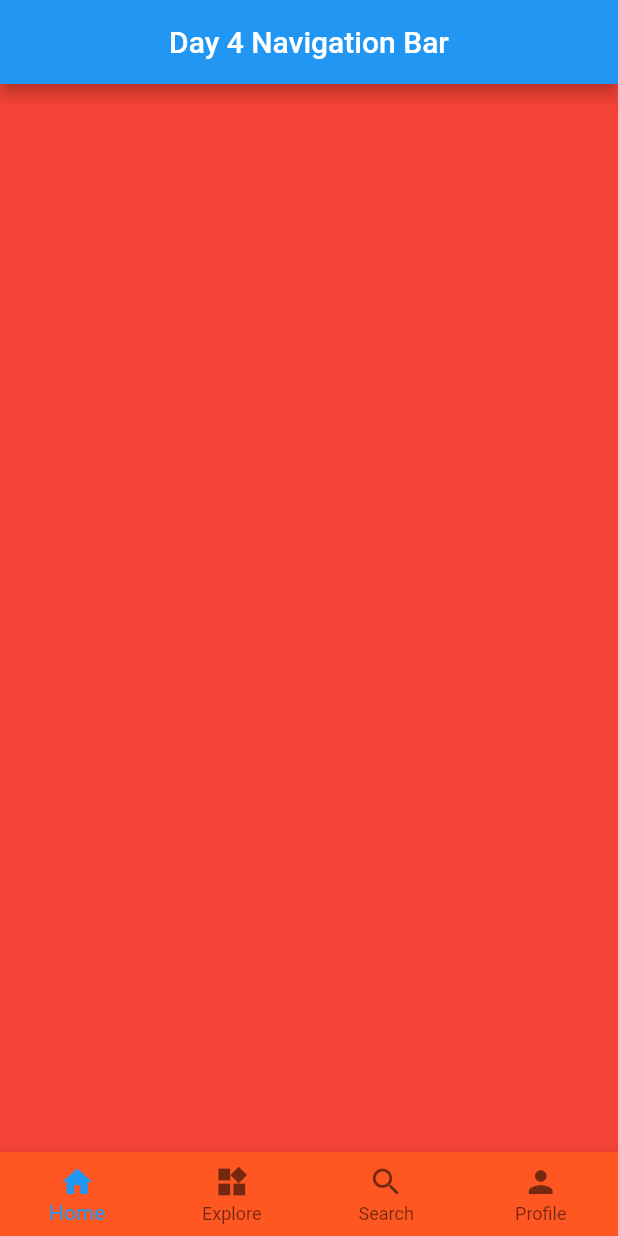
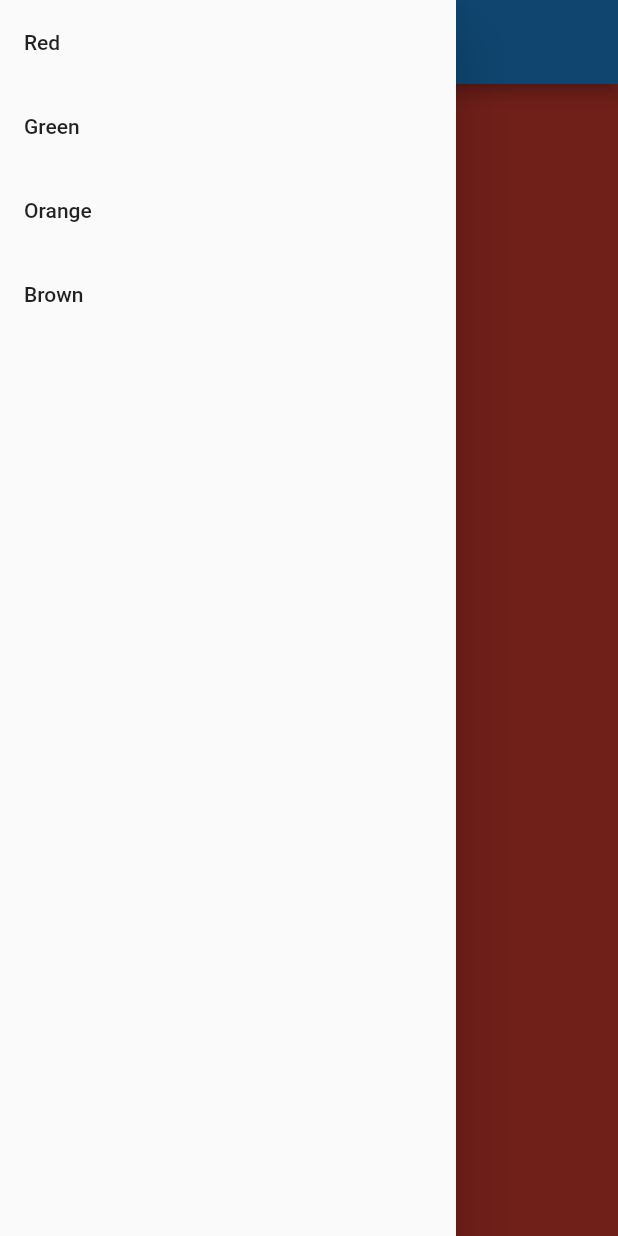
Before and after one commit to Zeeshan-progs/100DaysOfFlutter, a Flutter app: the screen it shows after launch, with the side drawer open (before the commit the screen has no drawer), on a phone screen of 412 x 824 dp. Run offline on Flutter 3.47's test engine with Material 2 defaults, Android fonts, the phone set to English and light mode, and no system bars; our stand-ins replace google_fonts.

Commit message:
100 Days Of Flutter update

```diff
--- a/lib/Day4/NewNavigation.dart
+++ b/lib/Day4/NewNavigation.dart
@@ -25,8 +25,9 @@ class _NewNavigationState extends State<NewNavigation> {
       body: pages[clicked],
       bottomNavigationBar: BottomNavigationBar(
         currentIndex: clicked,
-        type: BottomNavigationBarType.fixed,
-        backgroundColor: Colors.deepOrange,
+        type: BottomNavigationBarType.shifting,
+//        type: BottomNavigationBarType.fixed,
+//        backgroundColor: Colors.greenAccent,
         onTap: (index) {
           setState(() {
             clicked = index;
--- /dev/null
+++ b/lib/Day5/NewDrawer.dart
@@ -0,0 +1,70 @@
+import 'package:flutter/material.dart';
+
+class NewDrawer extends StatefulWidget {
+  @override
+  _NewDrawerState createState() => _NewDrawerState();
+}
+
+class _NewDrawerState extends State<NewDrawer> {
+  int onClick = 0;
+
+  final List pages = [
+    Container(color: Colors.red),
+    Container(color: Colors.green),
+    Container(color: Colors.orange),
+    Container(color: Colors.brown),
+  ];
+
+  @override
+  Widget build(BuildContext context) {
+    return Scaffold(
+      appBar: AppBar(
+        title: Text("Day 5 Drawer"),
+        centerTitle: true,
+      ),
+      body: pages[onClick],
+      drawer: Drawer(
+        child: ListView(
+          children: [
+            ListTile(
+              title: Text("Red"),
+              onTap: () {
+                setState(() {
+                  onClick = 0;
+                  Navigator.pop(context);
+                });
+              },
+            ),
+            ListTile(
+              title: Text("Green"),
+              onTap: () {
+                setState(() {
+                  onClick = 1;
+                  Navigator.pop(context);
+                });
+              },
+            ),
+            ListTile(
+              title: Text("Orange"),
+              onTap: () {
+                setState(() {
+                  onClick = 2;
+                  Navigator.pop(context);
+                });
+              },
+            ),
+            ListTile(
+              title: Text("Brown"),
+              onTap: () {
+                setState(() {
+                  onClick = 3;
+                  Navigator.pop(context);
+                });
+              },
+            ),
+          ],
+        ),
+      ),
+    );
+  }
+}
--- a/lib/main.dart
+++ b/lib/main.dart
@@ -1,5 +1,5 @@
 import 'package:flutter/material.dart';
-import 'package:practiceproject/Day4/NewNavigation.dart';
+import 'package:practiceproject/Day5/NewDrawer.dart';
 
 void main() {
   runApp(
@@ -11,7 +11,7 @@ class MyApp extends StatelessWidget {
   @override
   Widget build(BuildContext context) {
     return MaterialApp(
-      home: NewNavigation(),
+      home: NewDrawer(),
     );
   }
 }
```
